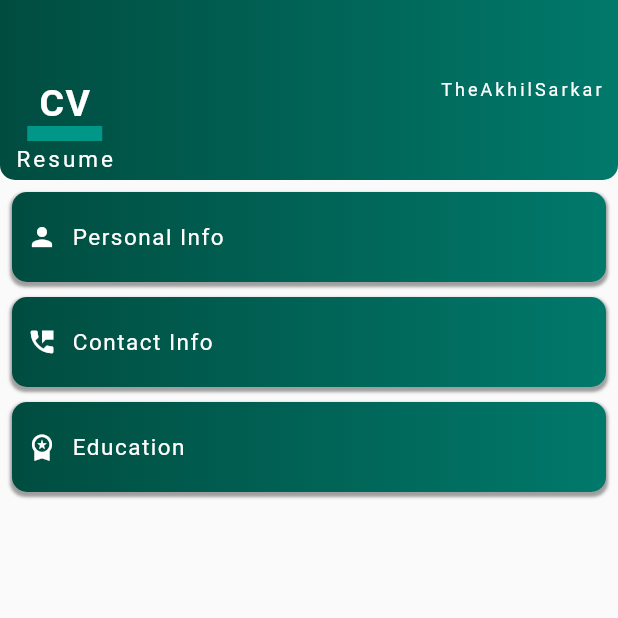
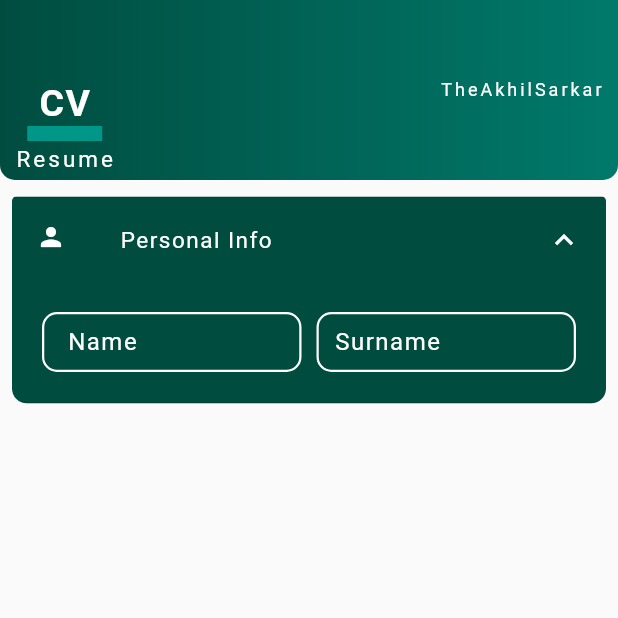
Before and after one commit to theAkHilsarkar18/resume_builder, a Flutter app: the screen it shows after launch, on a phone screen of 412 x 824 dp, the top half of it. Run offline on Flutter 3.47's test engine with Material 2 defaults, Android fonts, the phone set to English and light mode, and no system bars.

Commit message:
Update homeScreen.dart

```diff
--- a/lib/homeScreen.dart
+++ b/lib/homeScreen.dart
@@ -8,7 +8,6 @@ class HomeScreen extends StatefulWidget {
 }
 
 class _HomeScreenState extends State<HomeScreen> {
-
   @override
   Widget build(BuildContext context) {
     return SafeArea(
@@ -82,17 +81,124 @@ class _HomeScreenState extends State<HomeScreen> {
             SizedBox(
               height: 3,
             ),
-            boxUI("Personal Info",Icon(Icons.person,color: Colors.white,size: 20),),
-            boxUI("Contact Info",Icon(Icons.perm_phone_msg,color: Colors.white,size: 20),),
-            boxUI("Education",Icon(Icons.workspace_premium,color: Colors.white,size: 20),),
 
+            Padding(
+              padding: const EdgeInsets.all(8.0),
+              child: ClipRRect(
+                borderRadius: BorderRadius.only(
+                    bottomRight: Radius.circular(10),
+                    bottomLeft: Radius.circular(10),
+                    topLeft: Radius.circular(3),
+                    topRight: Radius.circular(3)),
+                child: ExpansionTile(
+                  initiallyExpanded: true,
+                  childrenPadding: EdgeInsets.all(20),
+                  backgroundColor: Colors.teal.shade900,
+                  collapsedBackgroundColor: Colors.teal.shade700,
+                  collapsedIconColor: Colors.white,
+                  leading:
+                      const Icon(Icons.person, size: 20, color: Colors.white),
+                  title: const Text(
+                    "Personal Info",
+                    style: TextStyle(
+                        color: Colors.white, fontSize: 15, letterSpacing: 1),
+                  ),
+                  iconColor: Colors.white,
+                  children: [
+                    Row(
+                      children: [
+                        Expanded(
+                          child: Container(
+                            height: 40,
+                            width: 100,
+                            child: TextFormField(
+                              style: TextStyle(
+                                  color: Colors.white,
+                                  letterSpacing: 1,
+                                  fontSize: 16),
+                              decoration: InputDecoration(
+                                label: Text(" Name ",
+                                    style: TextStyle(
+                                        color: Colors.white,
+                                        fontSize: 16,
+                                        letterSpacing: 1)),
+                                // prefixIcon: Icon(Icons.person,
+                                //     color: Colors.white, size: 18),
+                                focusedBorder: OutlineInputBorder(
+                                  borderSide:
+                                      BorderSide(color: Colors.white, width: 1.5),
+                                  borderRadius: BorderRadius.circular(20),
+                                ),
+                                disabledBorder: OutlineInputBorder(
+                                  borderSide: BorderSide(color: Colors.white),
+                                ),
+                                enabledBorder: OutlineInputBorder(
+                                  borderSide:
+                                      BorderSide(color: Colors.white, width: 1.5),
+                                  borderRadius: BorderRadius.circular(10),
+                                ),
+                                border: OutlineInputBorder(
+                                  borderRadius: BorderRadius.circular(10),
+                                  borderSide: BorderSide(color: Colors.white),
+                                ),
+                              ),
+                            ),
+                          ),
+                        ),
+                        SizedBox(
+                          width: 10,
+                        ),
+                        Expanded(
+                          child: Container(
+                            height: 40,
+                            width: 100,
+                            child: TextFormField(
+                              style: TextStyle(
+                                  color: Colors.white,
+                                  letterSpacing: 1,
+                                  fontSize: 16),
+                              decoration: InputDecoration(
+                                label: Text("Surname",
+                                    style: TextStyle(
+                                        color: Colors.white,
+                                        fontSize: 16,
+                                        letterSpacing: 1)),
+                                // prefixIcon: Icon(Icons.person,
+                                //     color: Colors.white, size: 18),
+                                focusedBorder: OutlineInputBorder(
+                                  borderSide:
+                                  BorderSide(color: Colors.white, width: 1.5),
+                                  borderRadius: BorderRadius.circular(20),
+                                ),
+                                disabledBorder: OutlineInputBorder(
+                                  borderSide: BorderSide(color: Colors.white),
+                                ),
+                                enabledBorder: OutlineInputBorder(
+                                  borderSide:
+                                  BorderSide(color: Colors.white, width: 1.5),
+                                  borderRadius: BorderRadius.circular(10),
+                                ),
+                                border: OutlineInputBorder(
+                                  borderRadius: BorderRadius.circular(10),
+                                  borderSide: BorderSide(color: Colors.white),
+                                ),
+                              ),
+                            ),
+                          ),
+                        ),
+                      ],
+                    ),
+                  ],
+                ),
+              ),
+            )
           ],
         ),
       ),
     );
   }
 
-  Widget boxUI(String boxName,Icon iconName) {
+  Widget boxUI(String boxName, Icon iconName) {
     return Padding(
       padding: const EdgeInsets.only(left: 8, right: 8, top: 5, bottom: 5),
       child: Container(
@@ -121,8 +227,8 @@ class _HomeScreenState extends State<HomeScreen> {
             iconName,
             SizedBox(width: 10),
             Text("$boxName",
-                style:
-                    TextStyle(color: Colors.white, letterSpacing: 1, fontSize: 15)),
+                style: TextStyle(
+                    color: Colors.white, letterSpacing: 1, fontSize: 15)),
           ],
         ),
       ),
```
